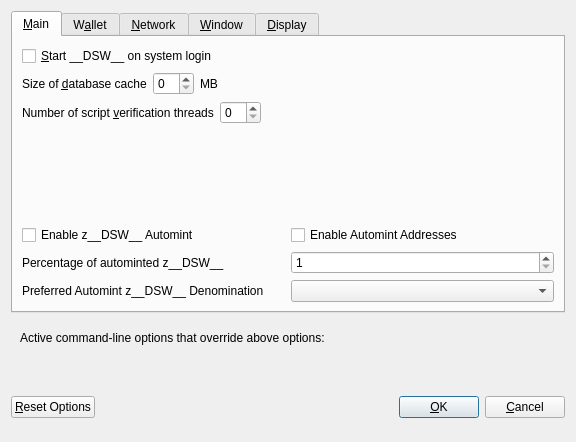
Qt form src/qt/forms/optionsdialog.ui (decenomy/DSW) before a commit.
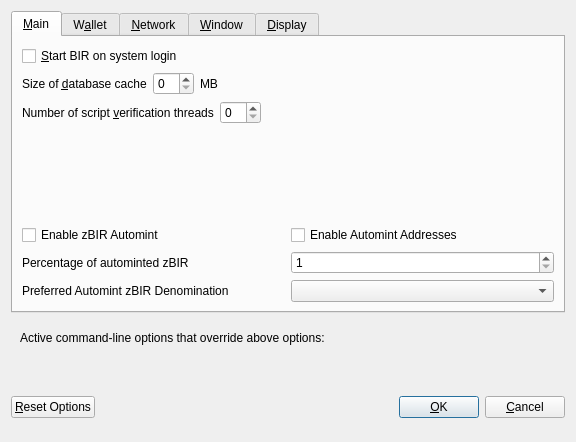
The same form after that commit. Custom widgets are drawn as their Qt base class.

Patch:
```diff
--- a/src/qt/forms/optionsdialog.ui
+++ b/src/qt/forms/optionsdialog.ui
@@ -33,7 +33,7 @@
           <string>Automatically start __DSW__ after logging in to the system.</string>
          </property>
          <property name="text">
-          <string>&amp;Start __DSW__ on system login</string>
+          <string>&amp;Start BIR on system login</string>
          </property>
         </widget>
        </item>
@@ -147,7 +147,7 @@
                <enum>Qt::LeftToRight</enum>
               </property>
               <property name="text">
-               <string>Enable z__DSW__ Automint</string>
+               <string>Enable zBIR Automint</string>
               </property>
              </widget>
             </item>
@@ -174,7 +174,7 @@
                <string>Percentage of incoming __DSW__ which get automatically converted to z__DSW__ via Zerocoin Protocol (min: 10%)</string>
               </property>
               <property name="text">
-               <string>Percentage of autominted z__DSW__</string>
+               <string>Percentage of autominted zBIR</string>
               </property>
              </widget>
             </item>
@@ -207,7 +207,7 @@
                <string>Wait with automatic conversion to Zerocoin until enough __DSW__ for this denomination is available</string>
               </property>
               <property name="text">
-               <string>Preferred Automint z__DSW__ Denomination</string>
+               <string>Preferred Automint zBIR Denomination</string>
               </property>
              </widget>
             </item>
```
Left out of the diff: 18 changed lines with no effect on the pictures.
